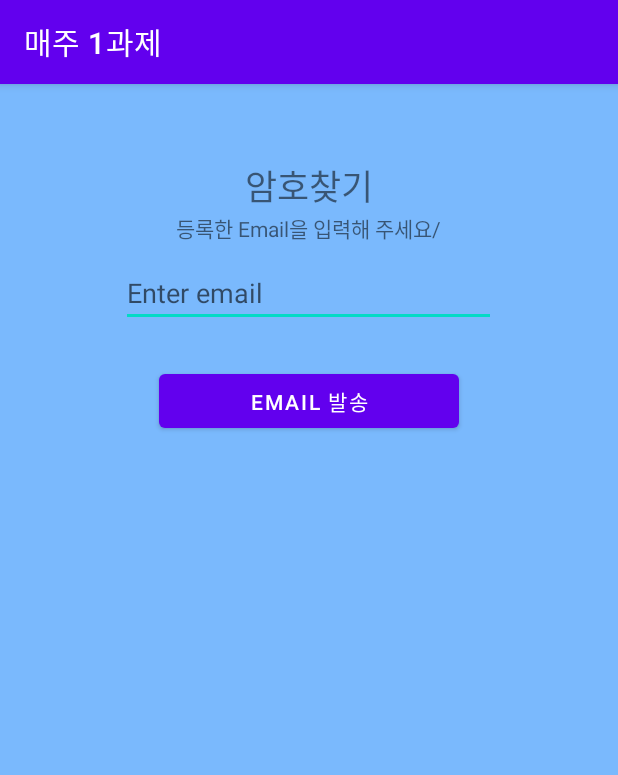
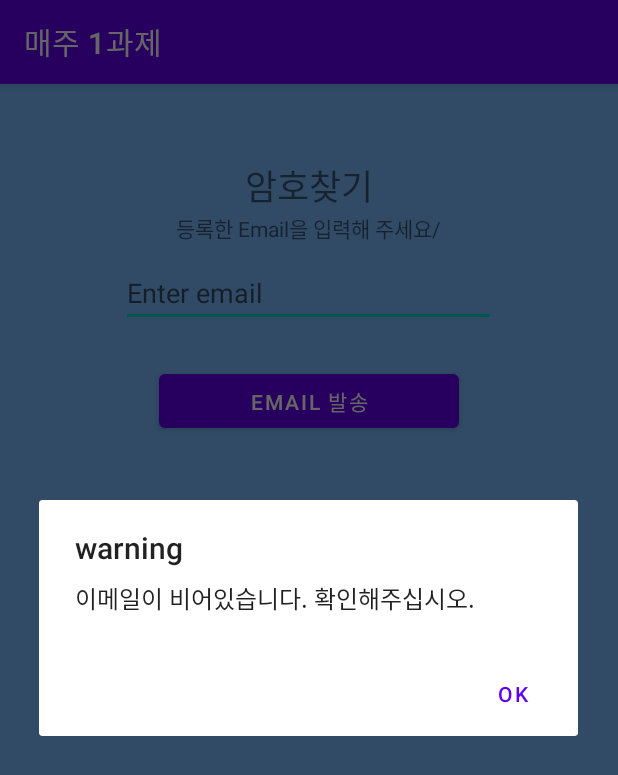
Before and after one commit to Profrog/maeju_test, an Android app: the FindActivity screen opened directly, with no data from a screen before it, after a tap on "EMAIL 발송", on a phone screen of 412 x 824 dp. Shown: the top 775 px of the screen. Run offline under Robolectric (Android 15) with nearby library versions, the phone set to English and light mode, and no system bars; our stand-ins replace Firebase (no records; nobody signed in at launch, a user with empty details on screens opened directly); network calls fail.

Commit message:
add findPassword warning

```diff
--- a/app/src/main/java/com/example/logintest/FindActivity.java
+++ b/app/src/main/java/com/example/logintest/FindActivity.java
@@ -1,6 +1,8 @@
 package com.example.logintest;
 
+import android.app.AlertDialog;
 import android.app.ProgressDialog;
+import android.content.DialogInterface;
 import android.content.Intent;
 import android.os.Bundle;
 import android.text.TextUtils;
@@ -46,9 +48,7 @@ public class FindActivity extends AppCompatActivity implements View.OnClickListe
 
     }
 
-    @Override
-    public void onClick(View view) {
-        if(view == buttonFind){
+    private void findPassword() {
         progressDialog.setMessage("처리중입니다. 잠시 기다려 주세요...");
         progressDialog.show();
         //비밀번호 재설정 이메일 보내기
@@ -68,9 +68,26 @@ public class FindActivity extends AppCompatActivity implements View.OnClickListe
                         progressDialog.dismiss();
                     }
                 });
+    }
 
+    @Override
+    public void onClick(View view) {
+        if(view == buttonFind){
+            if (editTextUserEmail.getText().toString().replace(" ", "").equals("")) {
+                AlertDialog.Builder builder = new AlertDialog.Builder(this);
+                builder.setTitle("warning").setMessage("이메일이 비어있습니다. 확인해주십시오.");
+                builder.setPositiveButton("OK", new DialogInterface.OnClickListener() {
+                    @Override
+                    public void onClick(DialogInterface dialogInterface, int i) {
 
-
+                    }
+                });
+                AlertDialog alertDialog = builder.create();
+                alertDialog.show();
+            }
+            else {
+                findPassword();
+            }
         }
     }
     public boolean onSupportNavigateUp(){
--- a/build.gradle
+++ b/build.gradle
@@ -5,7 +5,7 @@ buildscript {
         mavenCentral()
     }
     dependencies {
-        classpath "com.android.tools.build:gradle:4.2.2"
+        classpath 'com.android.tools.build:gradle:7.0.1'
         classpath 'com.google.gms:google-services:4.3.8'
 
         // NOTE: Do not place your application dependencies here; they belong
```
Also changed, not shown: gradle/wrapper/gradle-wrapper.properties. Lines whose indentation alone changed are shown as unchanged.
